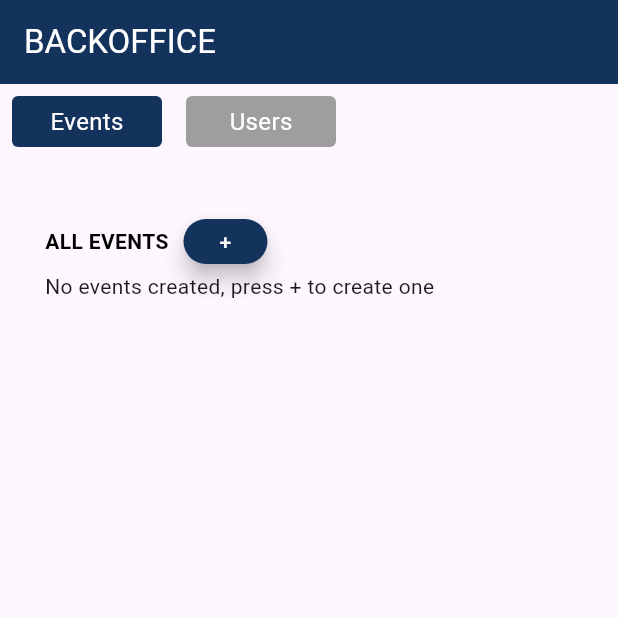
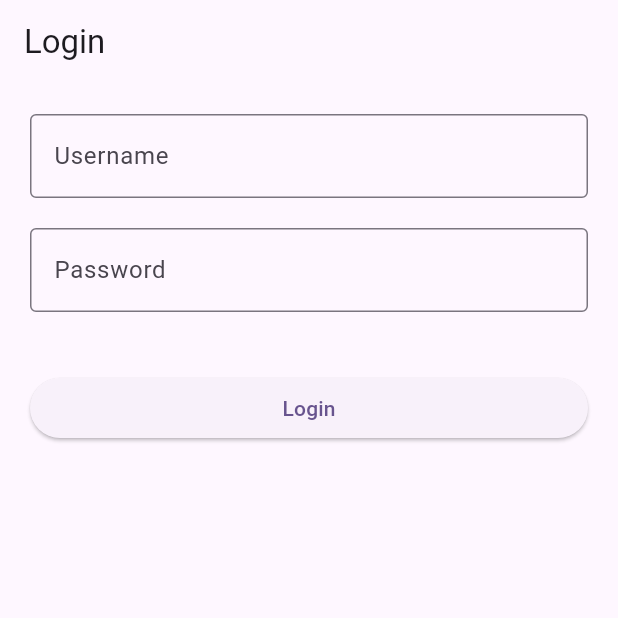
Before and after one commit to CasualBear/casualbear_events, a Flutter app: the screen it shows after launch, on a phone screen of 412 x 824 dp, the top half of it. Run offline on Flutter 3.47's test engine with Material 2 defaults, Android fonts, the light colour scheme and no system bars; our stand-ins replace bloc, dio, flutter_bloc, flutter_colorpicker, jwt_decoder; missing offline and left inert: dart:html.

Commit message:
changed some backoffice stuff

```diff
--- a/casualbear_backoffice/lib/main.dart
+++ b/casualbear_backoffice/lib/main.dart
@@ -1,11 +1,13 @@
 import 'package:casualbear_backoffice/network/services/api_service.dart';
 import 'package:casualbear_backoffice/repositories/event_repository.dart';
-import 'package:casualbear_backoffice/screens/event_screen.dart';
+import 'package:casualbear_backoffice/screens/events/cubit/event_cubit.dart';
+import 'package:casualbear_backoffice/screens/events/event_screen.dart';
 import 'package:casualbear_backoffice/screens/user_screen.dart';
-import 'package:casualbear_backoffice/widgets/cubit/event_cubit.dart';
 import 'package:casualbear_backoffice/widgets/menu_list.dart';
 import 'package:flutter/material.dart';
 import 'package:flutter_bloc/flutter_bloc.dart';
+
+import 'screens/authentication/login_screen.dart';
 
 void main() {
   runApp(const MyApp());
@@ -32,7 +34,7 @@ class MyApp extends StatelessWidget {
             colorScheme: ColorScheme.fromSeed(seedColor: Colors.deepPurple),
             useMaterial3: true,
           ),
-          home: const MainScreen()),
+          home: LoginPage()),
     );
   }
 }
--- /dev/null
+++ b/casualbear_backoffice/lib/screens/authentication/login_screen.dart
@@ -0,0 +1,93 @@
+import 'package:flutter/material.dart';
+
+import '../../main.dart';
+
+class LoginPage extends StatelessWidget {
+  const LoginPage({super.key});
+
+  @override
+  Widget build(BuildContext context) {
+    return Scaffold(
+      appBar: AppBar(
+        title: const Text('Login'),
+      ),
+      body: const Center(
+        child: LoginForm(),
+      ),
+    );
+  }
+}
+
+class LoginForm extends StatefulWidget {
+  const LoginForm({super.key});
+
+  @override
+  // ignore: library_private_types_in_public_api
+  _LoginFormState createState() => _LoginFormState();
+}
+
+class _LoginFormState extends State<LoginForm> {
+  final _formKey = GlobalKey<FormState>();
+  final TextEditingController _usernameController = TextEditingController();
+  final TextEditingController _passwordController = TextEditingController();
+
+  @override
+  Widget build(BuildContext context) {
+    return Container(
+      padding: const EdgeInsets.all(20.0),
+      child: Form(
+        key: _formKey,
+        child: Column(
+          crossAxisAlignment: CrossAxisAlignment.stretch,
+          children: [
+            TextFormField(
+              controller: _usernameController,
+              decoration: const InputDecoration(
+                labelText: 'Username',
+                border: OutlineInputBorder(),
+              ),
+              validator: (value) {
+                if (value!.isEmpty) {
+                  return 'Please enter your username';
+                }
+                return null;
+              },
+            ),
+            const SizedBox(height: 20.0),
+            TextFormField(
+              controller: _passwordController,
+              obscureText: true,
+              decoration: const InputDecoration(
+                labelText: 'Password',
+                border: OutlineInputBorder(),
+              ),
+              validator: (value) {
+                if (value!.isEmpty) {
+                  return 'Please enter your password';
+                }
+                return null;
+              },
+            ),
+            const SizedBox(height: 40.0),
+            ElevatedButton(
+              onPressed: () {
+                if (_formKey.currentState!.validate()) {
+                  String username = _usernameController.text;
+                  String password = _passwordController.text;
+
+                  Navigator.pushReplacement<void, void>(
+                    context,
+                    MaterialPageRoute<void>(
+                      builder: (BuildContext context) => MainScreen(),
+                    ),
+                  );
+                }
+              },
+              child: const Text('Login'),
+            ),
+          ],
+        ),
+      ),
+    );
+  }
+}
--- a/casualbear_backoffice/lib/widgets/create_event_dialog.dart
+++ b/casualbear_backoffice/lib/widgets/create_event_dialog.dart
@@ -1,9 +1,9 @@
 import 'package:casualbear_backoffice/network/models/event.dart';
+import 'package:casualbear_backoffice/screens/events/cubit/event_cubit.dart';
 import 'package:flutter/material.dart';
 import 'package:flutter/services.dart';
 import 'package:flutter_bloc/flutter_bloc.dart';
 import 'package:flutter_colorpicker/flutter_colorpicker.dart';
-import 'cubit/event_cubit.dart';
 import 'dart:html' as html;
 import 'dart:convert';
 
--- a/casualbear_backoffice/lib/widgets/event_list.dart
+++ b/casualbear_backoffice/lib/widgets/event_list.dart
@@ -1,11 +1,10 @@
 import 'package:casualbear_backoffice/network/models/event.dart';
+import 'package:casualbear_backoffice/screens/events/cubit/event_cubit.dart';
 import 'package:casualbear_backoffice/widgets/create_event_dialog.dart';
 import 'package:flutter/gestures.dart';
 import 'package:flutter/material.dart';
 import 'package:flutter_bloc/flutter_bloc.dart';
 import 'package:url_launcher/url_launcher.dart';
-
-import 'cubit/event_cubit.dart';
 
 class EventList extends StatefulWidget {
   const EventList({super.key});
```
Also changed, not shown: casualbear_backoffice/lib/screens/events/cubit/event_cubit.dart (renamed from casualbear_backoffice/lib/widgets/cubit/event_cubit.dart), casualbear_backoffice/lib/screens/events/cubit/event_state.dart (renamed from casualbear_backoffice/lib/widgets/cubit/event_state.dart), casualbear_backoffice/lib/screens/events/event_screen.dart (renamed from casualbear_backoffice/lib/screens/event_screen.dart).
